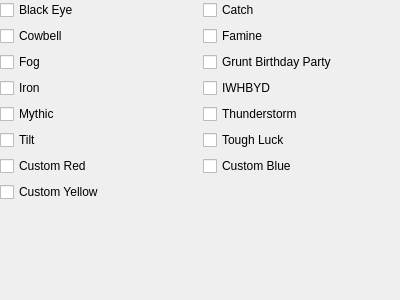
Old version of the form native/src/ReachVariantTool/ui/widgets/firefight_skull_list.ui in the repository DavidJCobb/ReachVariantEditor.
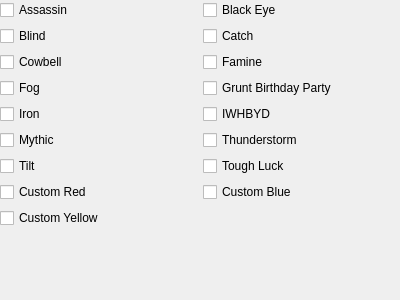
New version of the form.

```diff
--- a/native/src/ReachVariantTool/ui/widgets/firefight_skull_list.ui
+++ b/native/src/ReachVariantTool/ui/widgets/firefight_skull_list.ui
@@ -26,17 +26,67 @@
    <property name="bottomMargin">
     <number>0</number>
    </property>
-   <item row="8" column="0">
-    <widget class="QCheckBox" name="skullCustomYellow">
-     <property name="toolTip">
-      <string>A customizable skull whose effects can be configured through game variant settings.</string>
-     </property>
-     <property name="text">
-      <string>Custom Yellow</string>
-     </property>
-    </widget>
-   </item>
    <item row="2" column="1">
+    <widget class="QCheckBox" name="skullFamine">
+     <property name="toolTip">
+      <string>Dropped weapons lose half of their ammo or charge.</string>
+     </property>
+     <property name="text">
+      <string>Famine</string>
+     </property>
+    </widget>
+   </item>
+   <item row="7" column="0">
+    <widget class="QCheckBox" name="skullTilt">
+     <property name="toolTip">
+      <string>Weapons' strengths and weaknesses are amplified.</string>
+     </property>
+     <property name="text">
+      <string>Tilt</string>
+     </property>
+    </widget>
+   </item>
+   <item row="4" column="1">
+    <widget class="QCheckBox" name="skullIWHBYD">
+     <property name="toolTip">
+      <string>Rare dialogue becomes more common and vice versa, for both enemies and players.</string>
+     </property>
+     <property name="text">
+      <string>IWHBYD</string>
+     </property>
+    </widget>
+   </item>
+   <item row="5" column="0">
+    <widget class="QCheckBox" name="skullMythic">
+     <property name="toolTip">
+      <string>NPC enemy health is doubled.</string>
+     </property>
+     <property name="text">
+      <string>Mythic</string>
+     </property>
+    </widget>
+   </item>
+   <item row="2" column="0">
+    <widget class="QCheckBox" name="skullCowbell">
+     <property name="toolTip">
+      <string>Physics effects are tripled, though physics-related damage is unchanged.</string>
+     </property>
+     <property name="text">
+      <string>Cowbell</string>
+     </property>
+    </widget>
+   </item>
+   <item row="4" column="0">
+    <widget class="QCheckBox" name="skullIron">
+     <property name="toolTip">
+      <string>Prevents killed players from respawning, even if they have lives remaining. This SHOULD NOT be enabled for non-bonus waves, or it will softlock the game if all Spartans die but still have lives remaining.</string>
+     </property>
+     <property name="text">
+      <string>Iron</string>
+     </property>
+    </widget>
+   </item>
+   <item row="3" column="1">
     <widget class="QCheckBox" name="skullGruntParty">
      <property name="toolTip">
       <string>Killing a Grunt with a headshot produces an explosion of confetti that can damage other enemies.</string>
@@ -46,27 +96,17 @@
      </property>
     </widget>
    </item>
-   <item row="6" column="1">
-    <widget class="QCheckBox" name="skullToughLuck">
+   <item row="3" column="0">
+    <widget class="QCheckBox" name="skullFog">
      <property name="toolTip">
       <string>NPC enemies dodge dangerous attacks more often, and Grunts are less likely to flee or attempt suicide bombings.</string>
      </property>
      <property name="text">
-      <string>Tough Luck</string>
+      <string>Fog</string>
      </property>
     </widget>
    </item>
-   <item row="7" column="0">
-    <widget class="QCheckBox" name="skullCustomRed">
-     <property name="toolTip">
-      <string>A customizable skull whose effects can be configured through game variant settings.</string>
-     </property>
-     <property name="text">
-      <string>Custom Red</string>
-     </property>
-    </widget>
-   </item>
-   <item row="9" column="0" colspan="2">
+   <item row="11" column="0" colspan="2">
     <spacer name="verticalSpacer">
      <property name="orientation">
       <enum>Qt::Vertical</enum>
@@ -79,27 +119,64 @@
      </property>
     </spacer>
    </item>
+   <item row="10" column="0">
+    <widget class="QCheckBox" name="skullCustomYellow">
+     <property name="toolTip">
+      <string>A customizable skull whose effects can be configured through game variant settings.</string>
+     </property>
+     <property name="text">
+      <string>Custom Yellow</string>
+     </property>
+    </widget>
+   </item>
+   <item row="5" column="1">
+    <widget class="QCheckBox" name="skullThunderstorm">
+     <property name="toolTip">
+      <string>Increases NPC enemy ranks.</string>
+     </property>
+     <property name="text">
+      <string>Thunderstorm</string>
+     </property>
+    </widget>
+   </item>
+   <item row="9" column="1">
+    <widget class="QCheckBox" name="skullCustomBlue">
+     <property name="toolTip">
+      <string>A customizable skull whose effects can be configured through game variant settings.</string>
+     </property>
+     <property name="text">
+      <string>Custom Blue</string>
+     </property>
+    </widget>
+   </item>
+   <item row="9" column="0">
+    <widget class="QCheckBox" name="skullCustomRed">
+     <property name="toolTip">
+      <string>A customizable skull whose effects can be configured through game variant settings.</string>
+     </property>
+     <property name="text">
+      <string>Custom Red</string>
+     </property>
+    </widget>
+   </item>
+   <item row="7" column="1">
+    <widget class="QCheckBox" name="skullToughLuck">
+     <property name="toolTip">
+      <string>NPC enemies dodge dangerous attacks more often, and Grunts are less likely to flee or attempt suicide bombings.</string>
+     </property>
+     <property name="text">
+      <string>Tough Luck</string>
+     </property>
+    </widget>
+   </item>
+   <item row="1" column="0">
+    <widget class="QCheckBox" name="skullBlind">
+     <property name="text">
+      <string>Blind</string>
+     </property>
+    </widget>
+   </item>
    <item row="1" column="1">
-    <widget class="QCheckBox" name="skullFamine">
-     <property name="toolTip">
-      <string>Dropped weapons lose half of their ammo or charge.</string>
-     </property>
-     <property name="text">
-      <string>Famine</string>
-     </property>
-    </widget>
-   </item>
-   <item row="6" column="0">
-    <widget class="QCheckBox" name="skullTilt">
-     <property name="toolTip">
-      <string>Weapons' strengths and weaknesses are amplified.</string>
-     </property>
-     <property name="text">
-      <string>Tilt</string>
-     </property>
-    </widget>
-   </item>
-   <item row="0" column="1">
     <widget class="QCheckBox" name="skullCatch">
      <property name="toolTip">
       <string>Enemies throw grenades twice as often, and drop two grenades when killed.</string>
@@ -109,27 +186,7 @@
      </property>
     </widget>
    </item>
-   <item row="7" column="1">
-    <widget class="QCheckBox" name="skullCustomBlue">
-     <property name="toolTip">
-      <string>A customizable skull whose effects can be configured through game variant settings.</string>
-     </property>
-     <property name="text">
-      <string>Custom Blue</string>
-     </property>
-    </widget>
-   </item>
-   <item row="1" column="0">
-    <widget class="QCheckBox" name="skullCowbell">
-     <property name="toolTip">
-      <string>Physics effects are tripled, though physics-related damage is unchanged.</string>
-     </property>
-     <property name="text">
-      <string>Cowbell</string>
-     </property>
-    </widget>
-   </item>
-   <item row="0" column="0">
+   <item row="0" column="1">
     <widget class="QCheckBox" name="skullBlackEye">
      <property name="toolTip">
       <string>Players can only recharge their shields by meleeing and assassinating enemies.</string>
@@ -139,53 +196,10 @@
      </property>
     </widget>
    </item>
-   <item row="2" column="0">
-    <widget class="QCheckBox" name="skullFog">
-     <property name="toolTip">
-      <string>Players' motion trackers are disabled.</string>
-     </property>
+   <item row="0" column="0">
+    <widget class="QCheckBox" name="skullAssassin">
      <property name="text">
-      <string>Fog</string>
-     </property>
-    </widget>
-   </item>
-   <item row="3" column="0">
-    <widget class="QCheckBox" name="skullIron">
-     <property name="toolTip">
-      <string>Prevents killed players from respawning, even if they have lives remaining. This SHOULD NOT be enabled for non-bonus waves, or it will softlock the game if all Spartans die but still have lives remaining.</string>
-     </property>
-     <property name="text">
-      <string>Iron</string>
-     </property>
-    </widget>
-   </item>
-   <item row="3" column="1">
-    <widget class="QCheckBox" name="skullIWHBYD">
-     <property name="toolTip">
-      <string>Rare dialogue becomes more common and vice versa, for both enemies and players.</string>
-     </property>
-     <property name="text">
-      <string>IWHBYD</string>
-     </property>
-    </widget>
-   </item>
-   <item row="4" column="0">
-    <widget class="QCheckBox" name="skullMythic">
-     <property name="toolTip">
-      <string>NPC enemy health is doubled.</string>
-     </property>
-     <property name="text">
-      <string>Mythic</string>
-     </property>
-    </widget>
-   </item>
-   <item row="4" column="1">
-    <widget class="QCheckBox" name="skullThunderstorm">
-     <property name="toolTip">
-      <string>Increases NPC enemy ranks.</string>
-     </property>
-     <property name="text">
-      <string>Thunderstorm</string>
+      <string>Assassin</string>
      </property>
     </widget>
    </item>
```
Left out of the diff: 7 changed lines with no effect on the pictures.
